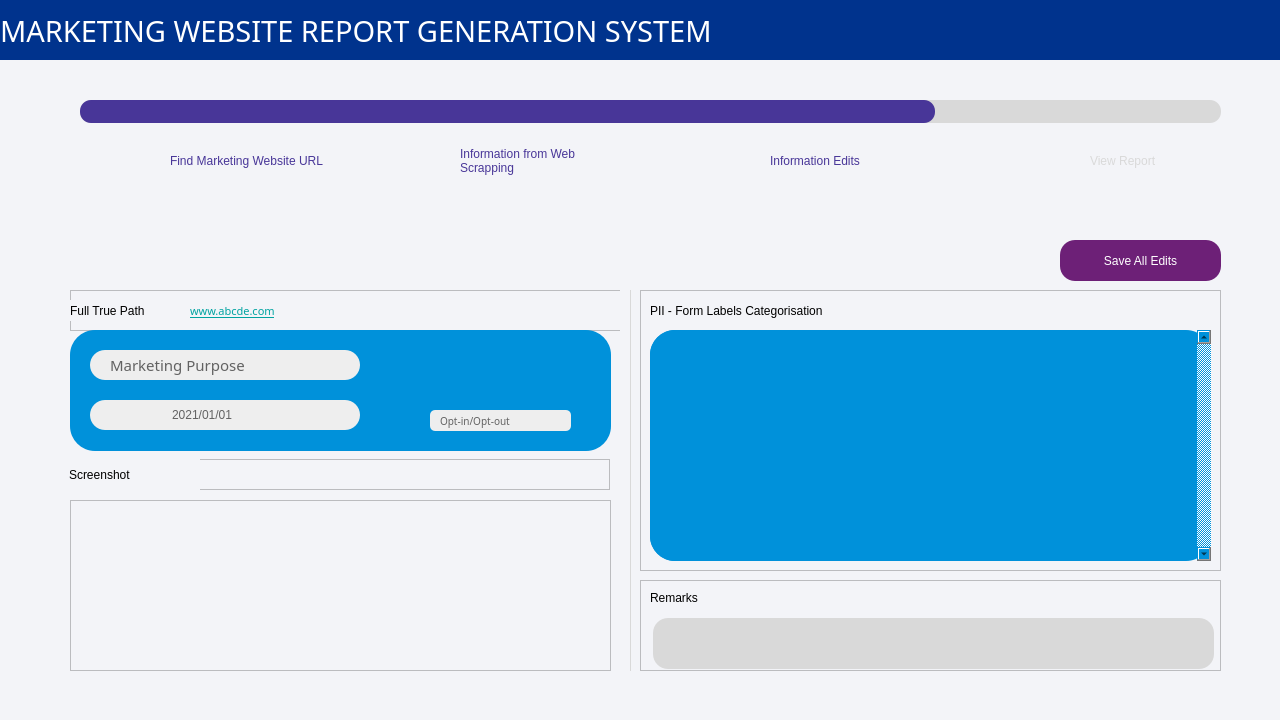
First picture: the form in MainPageUI.ui, repository hayleywhsham/ISOM4400_FYP, before the edit.
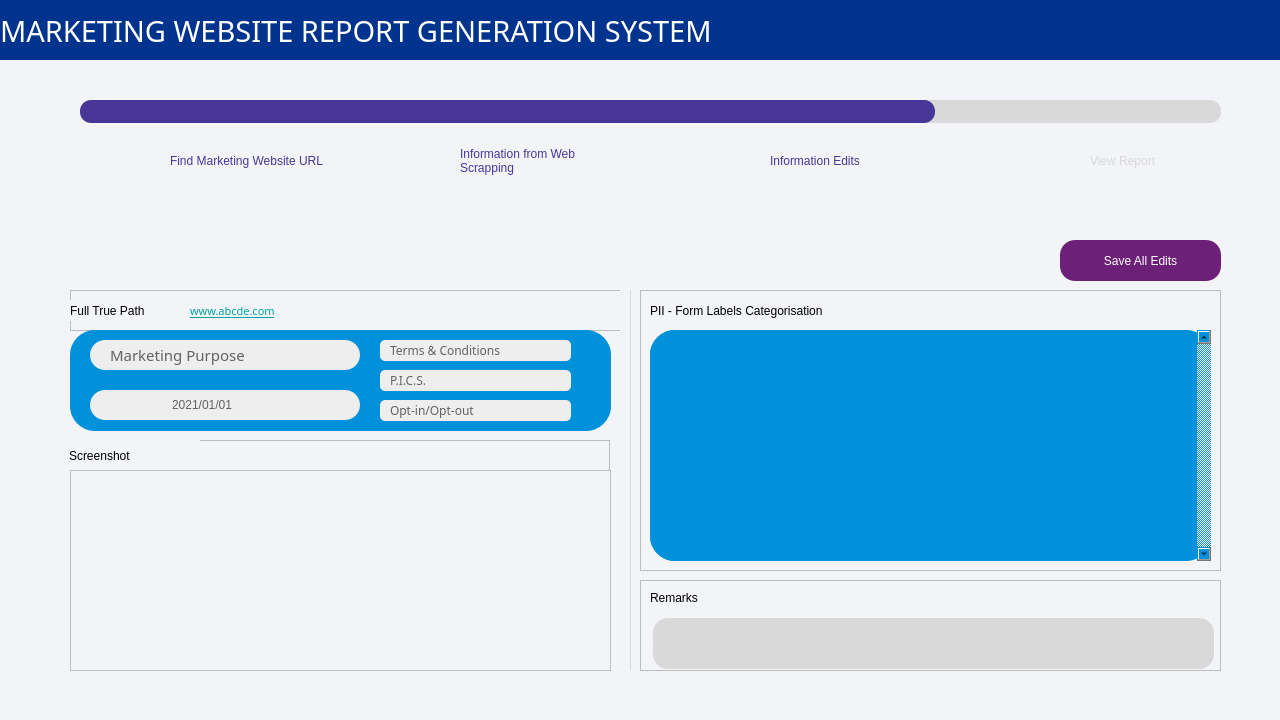
Second picture: the form after the edit. Icons and pictures are not drawn.

Patch:
```diff
--- a/MainPageUI.ui
+++ b/MainPageUI.ui
@@ -1786,7 +1786,7 @@
        <property name="geometry">
         <rect>
          <x>69</x>
-         <y>239</y>
+         <y>220</y>
          <width>541</width>
          <height>31</height>
         </rect>
@@ -1905,7 +1905,7 @@
          <x>70</x>
          <y>110</y>
          <width>541</width>
-         <height>121</height>
+         <height>101</height>
         </rect>
        </property>
        <property name="styleSheet">
@@ -1927,7 +1927,7 @@
         <property name="geometry">
          <rect>
           <x>20</x>
-          <y>20</y>
+          <y>10</y>
           <width>270</width>
           <height>30</height>
          </rect>
@@ -2010,7 +2010,7 @@
         <property name="geometry">
          <rect>
           <x>20</x>
-          <y>70</y>
+          <y>60</y>
           <width>270</width>
           <height>30</height>
          </rect>
@@ -2158,9 +2158,9 @@
        <widget class="QComboBox" name="input_info_edit_page_choose_opt_in_out">
         <property name="geometry">
          <rect>
-          <x>360</x>
-          <y>80</y>
-          <width>141</width>
+          <x>310</x>
+          <y>70</y>
+          <width>191</width>
           <height>21</height>
          </rect>
         </property>
@@ -2182,7 +2182,7 @@
 	background-color: rgb(238, 238, 238);
 	color: rgb(98, 98, 98);
 	border-radius: 5px;
-	font-size: 10px;
+	font-size: 12px;
 	padding-left: 10px;
 }
 
@@ -2263,6 +2263,222 @@
          </property>
         </item>
        </widget>
+       <widget class="QComboBox" name="input_info_edit_page_pics">
+        <property name="geometry">
+         <rect>
+          <x>310</x>
+          <y>40</y>
+          <width>191</width>
+          <height>21</height>
+         </rect>
+        </property>
+        <property name="font">
+         <font>
+          <family>Arial Black</family>
+          <pointsize>-1</pointsize>
+          <weight>10</weight>
+          <italic>false</italic>
+          <bold>false</bold>
+         </font>
+        </property>
+        <property name="contextMenuPolicy">
+         <enum>Qt::DefaultContextMenu</enum>
+        </property>
+        <property name="styleSheet">
+         <string notr="true">QComboBox
+{
+	background-color: rgb(238, 238, 238);
+	color: rgb(98, 98, 98);
+	border-radius: 5px;
+	font-size: 12px;
+	padding-left: 10px;
+}
+
+
+QComboBox::down-arrow
+{
+	border-image: url(:/image/arrow_down_grey.png);
+	height: 10px;
+	width: 10px;
+}
+
+QComboBox::drop-down
+{
+	subcontrol-origin: padding;
+	subcontrol-position: top right;
+	width: 25px; 
+	border-top-right-radius: 3px;
+	border-bottom-right-radius: 3px;
+}
+
+QComboBox QAbstractItemView
+{
+    color: rgb(98, 98, 98); /*dark grey*/
+	background-color: white;
+    	selection-background-color: rgb(71, 10, 104); /*KPMG Purple*/
+	selection-color: white;
+	border-radius: 0px;
+}
+
+</string>
+        </property>
+        <property name="editable">
+         <bool>false</bool>
+        </property>
+        <property name="currentIndex">
+         <number>0</number>
+        </property>
+        <property name="maxVisibleItems">
+         <number>3</number>
+        </property>
+        <property name="insertPolicy">
+         <enum>QComboBox::InsertAtBottom</enum>
+        </property>
+        <property name="sizeAdjustPolicy">
+         <enum>QComboBox::AdjustToMinimumContentsLength</enum>
+        </property>
+        <property name="iconSize">
+         <size>
+          <width>15</width>
+          <height>15</height>
+         </size>
+        </property>
+        <item>
+         <property name="text">
+          <string>P.I.C.S.</string>
+         </property>
+         <property name="icon">
+          <iconset resource="images/image.qrc">
+           <normaloff>:/image/question_mark_grey.png</normaloff>:/image/question_mark_grey.png</iconset>
+         </property>
+        </item>
+        <item>
+         <property name="text">
+          <string>P.I.C.S.</string>
+         </property>
+         <property name="icon">
+          <iconset resource="images/image.qrc">
+           <normaloff>:/image/tick_green.png</normaloff>:/image/tick_green.png</iconset>
+         </property>
+        </item>
+        <item>
+         <property name="text">
+          <string>P.I.C.S.</string>
+         </property>
+         <property name="icon">
+          <iconset resource="images/image.qrc">
+           <normaloff>:/image/cross_red.png</normaloff>:/image/cross_red.png</iconset>
+         </property>
+        </item>
+       </widget>
+       <widget class="QComboBox" name="input_info_edit_page_tnc">
+        <property name="geometry">
+         <rect>
+          <x>310</x>
+          <y>10</y>
+          <width>191</width>
+          <height>21</height>
+         </rect>
+        </property>
+        <property name="font">
+         <font>
+          <family>Arial Black</family>
+          <pointsize>-1</pointsize>
+          <weight>10</weight>
+          <italic>false</italic>
+          <bold>false</bold>
+         </font>
+        </property>
+        <property name="contextMenuPolicy">
+         <enum>Qt::DefaultContextMenu</enum>
+        </property>
+        <property name="styleSheet">
+         <string notr="true">QComboBox
+{
+	background-color: rgb(238, 238, 238);
+	color: rgb(98, 98, 98);
+	border-radius: 5px;
+	font-size: 12px;
+	padding-left: 10px;
+}
+
+
+QComboBox::down-arrow
+{
+	border-image: url(:/image/arrow_down_grey.png);
+	height: 10px;
+	width: 10px;
+}
+
+QComboBox::drop-down
+{
+	subcontrol-origin: padding;
+	subcontrol-position: top right;
+	width: 25px; 
+	border-top-right-radius: 3px;
+	border-bottom-right-radius: 3px;
+}
+
+QComboBox QAbstractItemView
+{
+    color: rgb(98, 98, 98); /*dark grey*/
+	background-color: white;
+    	selection-background-color: rgb(71, 10, 104); /*KPMG Purple*/
+	selection-color: white;
+	border-radius: 0px;
+}
+
+</string>
+        </property>
+        <property name="editable">
+         <bool>false</bool>
+        </property>
+        <property name="currentIndex">
+         <number>0</number>
+        </property>
+        <property name="maxVisibleItems">
+         <number>3</number>
+        </property>
+        <property name="insertPolicy">
+         <enum>QComboBox::InsertAtBottom</enum>
+        </property>
+        <property name="sizeAdjustPolicy">
+         <enum>QComboBox::AdjustToMinimumContentsLength</enum>
+        </property>
+        <property name="iconSize">
+         <size>
+          <width>15</width>
+          <height>15</height>
+         </size>
+        </property>
+        <item>
+         <property name="text">
+          <string>Terms &amp; Conditions</string>
+         </property>
+         <property name="icon">
+          <iconset resource="images/image.qrc">
+           <normaloff>:/image/question_mark_grey.png</normaloff>:/image/question_mark_grey.png</iconset>
+         </property>
+        </item>
+        <item>
+         <property name="text">
+          <string>Terms &amp; Conditions</string>
+         </property>
+         <property name="icon">
+          <iconset resource="images/image.qrc">
+           <normaloff>:/image/tick_green.png</normaloff>:/image/tick_green.png</iconset>
+         </property>
+        </item>
+        <item>
+         <property name="text">
+          <string>Terms &amp; Conditions</string>
+         </property>
+         <property name="icon">
+          <iconset resource="images/image.qrc">
+           <normaloff>:/image/cross_red.png</normaloff>:/image/cross_red.png</iconset>
+         </property>
+        </item>
+       </widget>
       </widget>
       <widget class="QFrame" name="frame_info_edit_page_remarks">
        <property name="geometry">
@@ -2315,9 +2531,9 @@
        <property name="geometry">
         <rect>
          <x>70</x>
-         <y>280</y>
+         <y>250</y>
          <width>541</width>
-         <height>171</height>
+         <height>201</height>
         </rect>
        </property>
        <property name="styleSheet">
```
